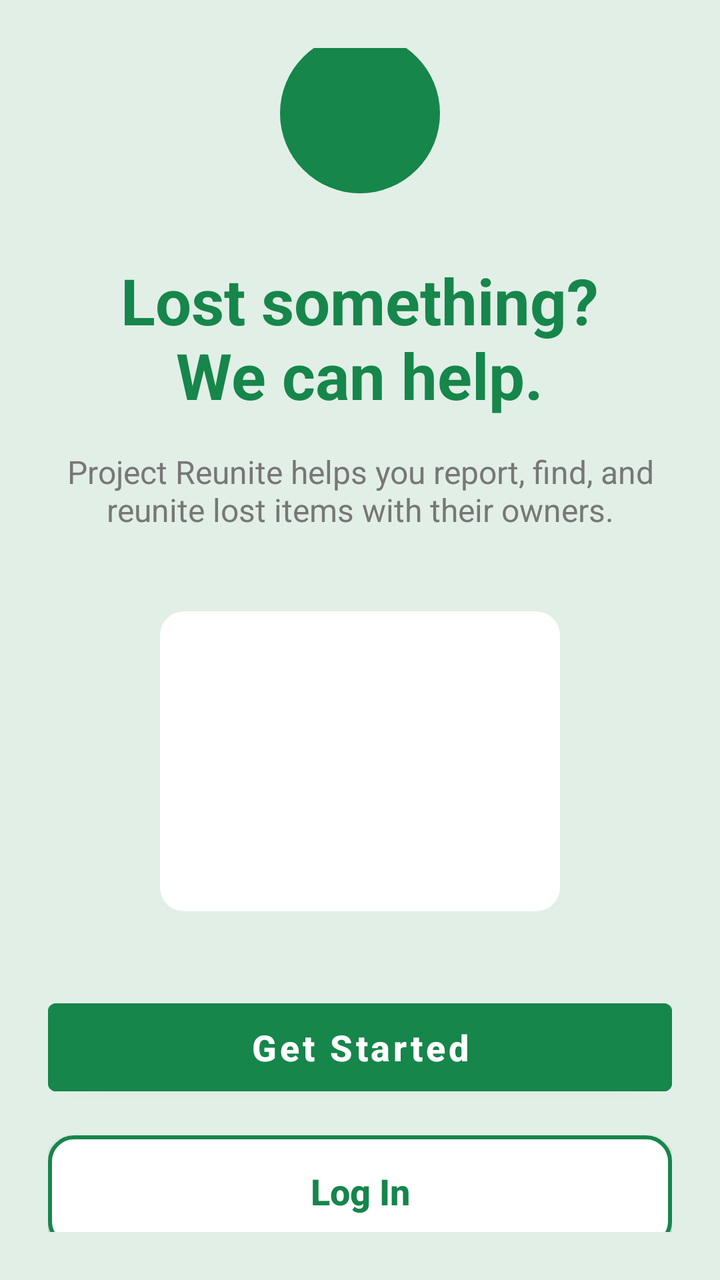
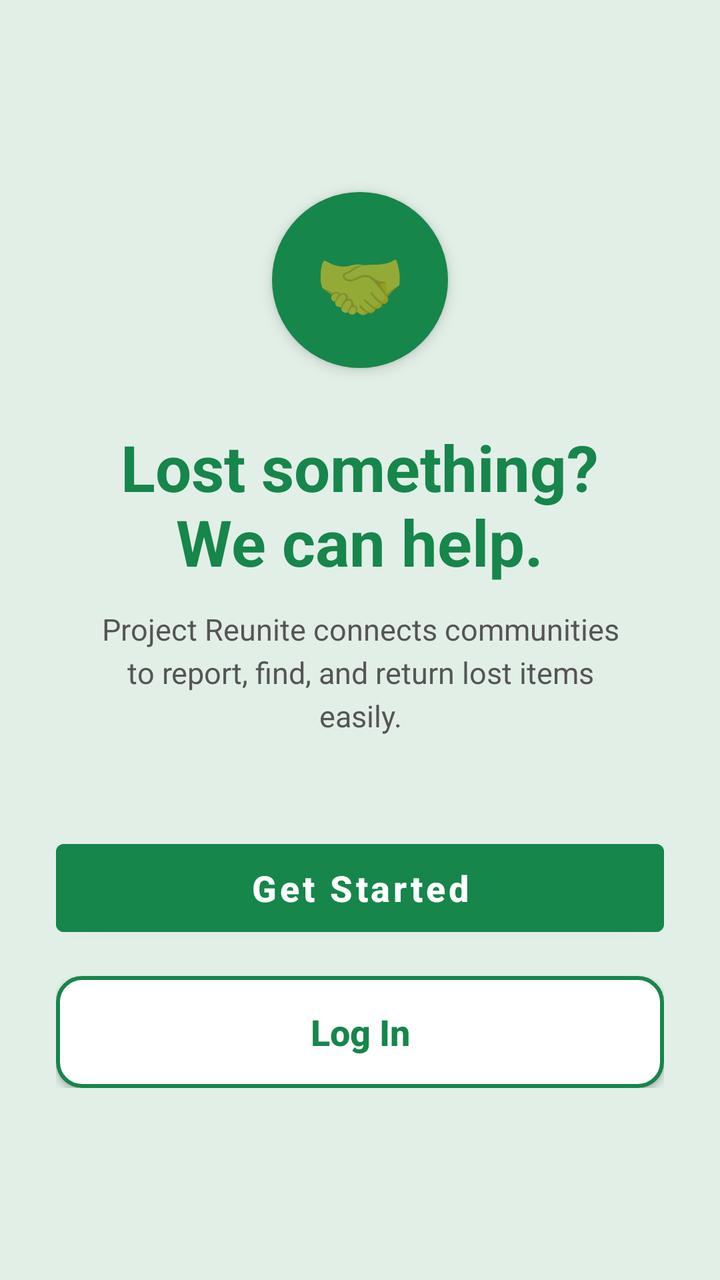

The first picture is an Android layout as it rendered before a commit; the second is the same layout after the commit. The layout source and the unified diff follow.
<!-- AndroidManifest.xml: application theme Theme.MaterialComponents.Light.NoActionBar -->
<!-- res/layout/activity_welcome.xml -->
<?xml version="1.0" encoding="utf-8"?>
<LinearLayout xmlns:android="http://schemas.android.com/apk/res/android"
    android:layout_width="match_parent"
    android:layout_height="match_parent"
    android:background="@color/light_green_bg"
    android:gravity="center"
    android:orientation="vertical"
    android:padding="24dp">

    <View
        android:layout_width="80dp"
        android:layout_height="80dp"
        android:layout_marginBottom="32dp"
        android:background="@drawable/bg_circle_primary" />

    <TextView
        android:layout_width="wrap_content"
        android:layout_height="wrap_content"
        android:gravity="center"
        android:text="Lost something?\nWe can help."
        android:textColor="@color/primary_green"
        android:textSize="32sp"
        android:textStyle="bold" />

    <TextView
        android:layout_width="wrap_content"
        android:layout_height="wrap_content"
        android:layout_marginTop="16dp"
        android:gravity="center"
        android:text="Project Reunite helps you report, find, and reunite lost items with their owners."
        android:textColor="@color/gray"
        android:textSize="16sp" />

    <View
        android:layout_width="200dp"
        android:layout_height="150dp"
        android:layout_marginVertical="40dp"
        android:background="@drawable/bg_rounded_white" />

    <Button
        android:id="@+id/btnGetStarted"
        android:layout_width="match_parent"
        android:layout_height="56dp"
        android:backgroundTint="@color/primary_green"
        android:text="Get Started"
        android:textAllCaps="false"
        android:textColor="@color/white"
        android:textSize="18sp"
        android:textStyle="bold" />

    <androidx.appcompat.widget.AppCompatButton
        android:id="@+id/btnLogIn"
        android:layout_width="match_parent"
        android:layout_height="56dp"
        android:layout_marginTop="16dp"
        android:background="@drawable/bg_rounded_outline_green"
        android:text="Log In"
        android:textAllCaps="false"
        android:textColor="@color/primary_green"
        android:textSize="18sp"
        android:textStyle="bold" />

</LinearLayout>
<!-- resources referenced by this layout -->
<resources>
  <color name="gray">#777777</color>
  <color name="light_green_bg">#E2EFE7</color>
  <color name="primary_green">#16864B</color>
  <color name="white">#FFFFFF</color>
  <!-- drawable bg_circle_primary (drawable) -->
  <?xml version="1.0" encoding="utf-8"?>
  <shape xmlns:android="http://schemas.android.com/apk/res/android"
      android:shape="oval">
      <solid android:color="@color/primary_green" />
  </shape>
  <!-- drawable bg_rounded_outline_green (drawable) -->
  <?xml version="1.0" encoding="utf-8"?>
  <shape xmlns:android="http://schemas.android.com/apk/res/android">
      <solid android:color="@color/white" />
      <stroke
          android:width="2dp"
          android:color="@color/primary_green" />
      <corners android:radius="12dp" />
  </shape>
  <!-- drawable bg_rounded_white (drawable) -->
  <?xml version="1.0" encoding="utf-8"?>
  <shape xmlns:android="http://schemas.android.com/apk/res/android">
      <solid android:color="@color/white" />
      <corners android:radius="12dp" />
  </shape>
</resources>

<!-- the commit's change to res/layout/activity_welcome.xml (unified diff, before → after) -->
@@ -5,13 +5,22 @@
     android:background="@color/light_green_bg"
     android:gravity="center"
     android:orientation="vertical"
-    android:padding="24dp">
+    android:padding="28dp">
 
-    <View
-        android:layout_width="80dp"
-        android:layout_height="80dp"
-        android:layout_marginBottom="32dp"
-        android:background="@drawable/bg_circle_primary" />
+    <LinearLayout
+        android:layout_width="88dp"
+        android:layout_height="88dp"
+        android:layout_marginBottom="28dp"
+        android:background="@drawable/bg_circle_primary"
+        android:elevation="4dp"
+        android:gravity="center">
+
+        <TextView
+            android:layout_width="wrap_content"
+            android:layout_height="wrap_content"
+            android:text="🤝"
+            android:textSize="36sp" />
+    </LinearLayout>
 
     <TextView
         android:layout_width="wrap_content"
@@ -25,39 +34,42 @@
     <TextView
         android:layout_width="wrap_content"
         android:layout_height="wrap_content"
-        android:layout_marginTop="16dp"
+        android:layout_marginTop="12dp"
         android:gravity="center"
-        android:text="Project Reunite helps you report, find, and reunite lost items with their owners."
-        android:textColor="@color/gray"
-        android:textSize="16sp" />
+        android:lineSpacingExtra="4dp"
+        android:paddingHorizontal="16dp"
+        android:text="Project Reunite connects communities to report, find, and return lost items easily."
+        android:textColor="#555555"
+        android:textSize="15sp" />
 
-    <View
-        android:layout_width="200dp"
-        android:layout_height="150dp"
-        android:layout_marginVertical="40dp"
-        android:background="@drawable/bg_rounded_white" />
+    <LinearLayout
+        android:layout_width="match_parent"
+        android:layout_height="wrap_content"
+        android:layout_marginTop="48dp"
+        android:orientation="vertical">
 
-    <Button
-        android:id="@+id/btnGetStarted"
-        android:layout_width="match_parent"
-        android:layout_height="56dp"
-        android:backgroundTint="@color/primary_green"
-        android:text="Get Started"
-        android:textAllCaps="false"
-        android:textColor="@color/white"
-        android:textSize="18sp"
-        android:textStyle="bold" />
+        <Button
+            android:id="@+id/btnGetStarted"
+            android:layout_width="match_parent"
+            android:layout_height="56dp"
+            android:backgroundTint="@color/primary_green"
+            android:text="Get Started"
+            android:textAllCaps="false"
+            android:textColor="@color/white"
+            android:textSize="18sp"
+            android:textStyle="bold" />
 
-    <androidx.appcompat.widget.AppCompatButton
-        android:id="@+id/btnLogIn"
-        android:layout_width="match_parent"
-        android:layout_height="56dp"
-        android:layout_marginTop="16dp"
-        android:background="@drawable/bg_rounded_outline_green"
-        android:text="Log In"
-        android:textAllCaps="false"
-        android:textColor="@color/primary_green"
-        android:textSize="18sp"
-        android:textStyle="bold" />
+        <androidx.appcompat.widget.AppCompatButton
+            android:id="@+id/btnLogIn"
+            android:layout_width="match_parent"
+            android:layout_height="56dp"
+            android:layout_marginTop="16dp"
+            android:background="@drawable/bg_rounded_outline_green"
+            android:text="Log In"
+            android:textAllCaps="false"
+            android:textColor="@color/primary_green"
+            android:textSize="18sp"
+            android:textStyle="bold" />
+    </LinearLayout>
 
 </LinearLayout>
<!-- resource entries referenced after the edit -->
@@ -1,6 +1,5 @@
 <!-- resources referenced by this layout -->
 <resources>
-  <color name="gray">#777777</color>
   <color name="light_green_bg">#E2EFE7</color>
   <color name="primary_green">#16864B</color>
   <color name="white">#FFFFFF</color>
@@ -19,11 +18,5 @@
           android:color="@color/primary_green" />
       <corners android:radius="12dp" />
   </shape>
-  <!-- drawable bg_rounded_white (drawable) -->
-  <?xml version="1.0" encoding="utf-8"?>
-  <shape xmlns:android="http://schemas.android.com/apk/res/android">
-      <solid android:color="@color/white" />
-      <corners android:radius="12dp" />
-  </shape>
 </resources>
 
